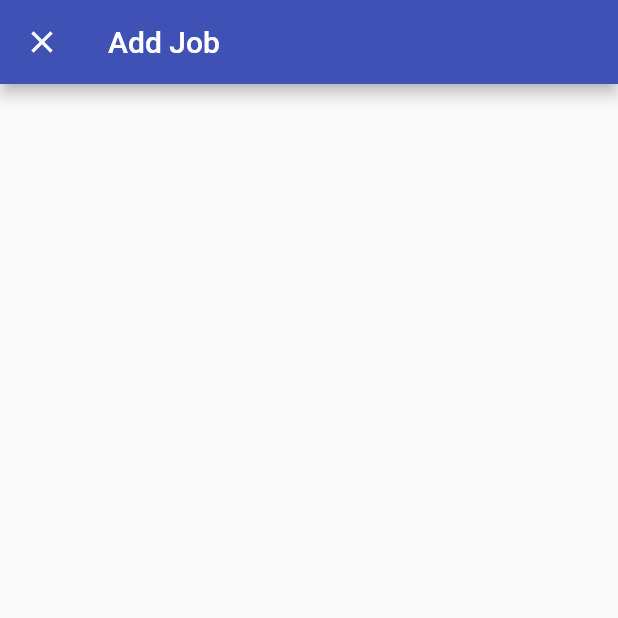
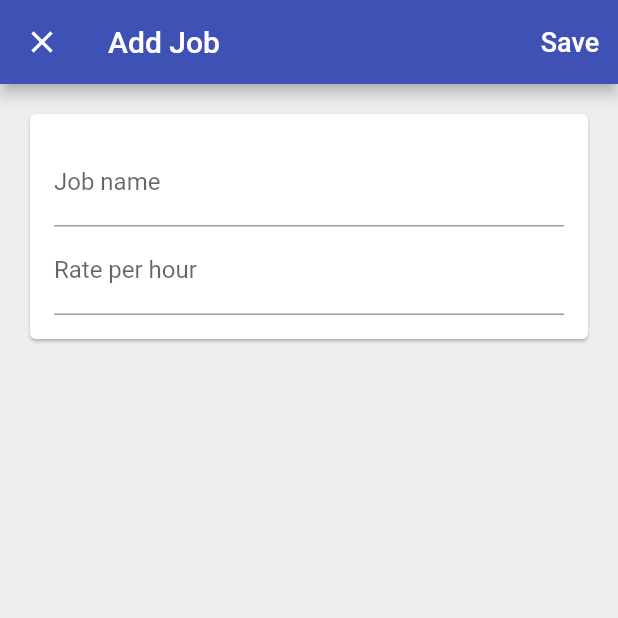
Before and after one commit to tpal-dev/Flutter_iOS_Android_Web_TIME_TRACKER, a Flutter app: the screen it shows once a user with an empty profile is signed in, after a tap on the "add" icon, on a phone screen of 412 x 824 dp, the top half of it. Run offline on Flutter 3.47's test engine with Material 2 defaults, Android fonts, the phone set to English and light mode, and no system bars; our stand-ins replace cloud_firestore, firebase_auth, firebase_core, google_sign_in; missing offline and left inert: flutter_facebook_auth, window_size; accounts and stored records are empty.

Commit message:
refactored add job screen

```diff
--- a/lib/app/home/add_job_page.dart
+++ /dev/null
@@ -1,27 +0,0 @@
-import 'package:flutter/material.dart';
-
-class AddJobPage extends StatefulWidget {
-  static Future<void> show(BuildContext context) async {
-    await Navigator.of(context).push(
-      MaterialPageRoute(
-        builder: (context) => AddJobPage(),
-        fullscreenDialog: true,
-      ),
-    );
-  }
-
-  @override
-  _AddJobPageState createState() => _AddJobPageState();
-}
-
-class _AddJobPageState extends State<AddJobPage> {
-  @override
-  Widget build(BuildContext context) {
-    return Scaffold(
-      appBar: AppBar(
-        title: Text('Add Job'),
-      ),
-      body: Container(),
-    );
-  }
-}
--- /dev/null
+++ b/lib/app/home/jobs/add_job_screen.dart
@@ -0,0 +1,153 @@
+import 'package:cloud_firestore/cloud_firestore.dart';
+import 'package:flutter/material.dart';
+import 'package:provider/provider.dart';
+import 'package:time_tracker_app/app/home/models/job.dart';
+import 'package:time_tracker_app/custom_widgets/show_alert_dialog.dart';
+import 'package:time_tracker_app/custom_widgets/show_exception_alert_dialog.dart';
+import 'package:time_tracker_app/services/database.dart';
+
+class AddJobScreen extends StatefulWidget {
+  const AddJobScreen({Key key, @required this.database}) : super(key: key);
+  final Database database;
+
+  static Future<void> show(BuildContext context) async {
+    final database = Provider.of<Database>(context, listen: false);
+    await Navigator.of(context).push(
+      MaterialPageRoute(
+        builder: (context) => AddJobScreen(database: database),
+        fullscreenDialog: true,
+      ),
+    );
+  }
+
+  @override
+  _AddJobScreenState createState() => _AddJobScreenState();
+}
+
+class _AddJobScreenState extends State<AddJobScreen> {
+  final _formKey = GlobalKey<FormState>();
+  final FocusNode _nameFocusNode = FocusNode();
+  final FocusNode _ratePerHourFocusNode = FocusNode();
+  bool _isLoading = false;
+  String _name;
+  int _ratePerHour;
+
+  @override
+  void dispose() {
+    _nameFocusNode.dispose();
+    _ratePerHourFocusNode.dispose();
+    super.dispose();
+  }
+
+  void _focusOnEditingComplete(FocusNode requestFocus) {
+    FocusScope.of(context).requestFocus(requestFocus);
+  }
+
+  bool _validateAndSaveForm() {
+    final form = _formKey.currentState;
+    if (form.validate()) {
+      form.save();
+      return true;
+    }
+    return false;
+  }
+
+  void _submit() async {
+    if (_validateAndSaveForm()) {
+      try {
+        final jobs = await widget.database.jobStream().first;
+        final allNames = jobs.map((job) => job.name).toList();
+        if (allNames.contains(_name)) {
+          showAlertDialog(
+            context,
+            title: 'Name already used',
+            content: 'Please choose a different job name',
+            defaultActionText: 'OK',
+          );
+        } else {
+          _isLoading = true;
+          final job = Job(name: _name, ratePerHour: _ratePerHour);
+          await widget.database.createJob(job);
+          Navigator.of(context).pop();
+        }
+      } on FirebaseException catch (e) {
+        _isLoading = false;
+        showExceptionAlertDialog(context, exception: e);
+      }
+    }
+  }
+
+  @override
+  Widget build(BuildContext context) {
+    return Scaffold(
+      backgroundColor: Colors.grey.shade200,
+      appBar: AppBar(
+        title: Text('Add Job'),
+        actions: [
+          TextButton(
+            onPressed: _submit,
+            child: Text(
+              'Save',
+              style: TextStyle(
+                fontSize: 18,
+                color: Colors.white,
+              ),
+            ),
+          ),
+        ],
+      ),
+      body: SafeArea(
+        child: _buildContents(),
+      ),
+    );
+  }
+
+  Widget _buildContents() {
+    if (_isLoading) {
+      return Center(
+        child: CircularProgressIndicator(),
+      );
+    } else {
+      return SingleChildScrollView(
+        child: Container(
+          padding: const EdgeInsets.all(16.0),
+          child: Card(
+            child: Padding(
+              padding: const EdgeInsets.all(16.0),
+              child: _buildForm(),
+            ),
+          ),
+        ),
+      );
+    }
+  }
+
+  Widget _buildForm() {
+    return Form(
+      key: _formKey,
+      child: Column(
+        crossAxisAlignment: CrossAxisAlignment.stretch,
+        children: _buildFormChildren(),
+      ),
+    );
+  }
+
+  List<Widget> _buildFormChildren() {
+    return [
+      TextFormField(
+        decoration: InputDecoration(labelText: 'Job name'),
+        validator: (value) => value.isNotEmpty ? null : 'Name can\'t be empty',
+        onSaved: (value) => _name = value,
+        focusNode: _nameFocusNode,
+        onEditingComplete: () => _focusOnEditingComplete(_ratePerHourFocusNode),
+      ),
+      TextFormField(
+        decoration: InputDecoration(labelText: 'Rate per hour'),
+        keyboardType: TextInputType.numberWithOptions(),
+        onSaved: (value) => _ratePerHour = int.tryParse(value) ?? 0,
+        focusNode: _ratePerHourFocusNode,
+        onEditingComplete: _submit,
+      ),
+    ];
+  }
+}
--- a/lib/app/home/jobs/jobs_screen.dart
+++ b/lib/app/home/jobs/jobs_screen.dart
@@ -1,7 +1,8 @@
 import 'package:cloud_firestore/cloud_firestore.dart';
 import 'package:flutter/material.dart';
 import 'package:provider/provider.dart';
-import 'package:time_tracker_app/app/home/add_job_page.dart';
+import 'package:time_tracker_app/app/home/jobs/add_job_screen.dart';
+import 'package:time_tracker_app/app/home/jobs/job_list_file.dart';
 import 'package:time_tracker_app/app/home/models/job.dart';
 import 'package:time_tracker_app/custom_widgets/show_alert_dialog.dart';
 import 'package:time_tracker_app/custom_widgets/show_exception_alert_dialog.dart';
@@ -31,15 +32,6 @@ class JobsScreen extends StatelessWidget {
     }
   }
 
-  void _createJob(BuildContext context) async {
-    try {
-      final database = Provider.of<Database>(context, listen: false);
-      await database.createJob(Job(name: 'Blogging', ratePerHour: 10));
-    } on FirebaseException catch (e) {
-      showExceptionAlertDialog(context, exception: e);
-    }
-  }
-
   @override
   Widget build(BuildContext context) {
     return Scaffold(
@@ -63,7 +55,7 @@ class JobsScreen extends StatelessWidget {
       ),
       floatingActionButton: FloatingActionButton(
         child: Icon(Icons.add),
-        onPressed: () => AddJobPage.show(context),
+        onPressed: () => AddJobScreen.show(context),
       ),
       body: _buildContents(context),
     );
@@ -76,7 +68,12 @@ class JobsScreen extends StatelessWidget {
         builder: (context, snapshot) {
           if (snapshot.hasData) {
             final jobs = snapshot.data;
-            final children = jobs.map((job) => Text(job.name)).toList();
+            final children = jobs
+                .map((job) => JobListTile(
+                      job: job,
+                      onTap: () {},
+                    ))
+                .toList();
             return ListView(children: children);
           }
           if (snapshot.hasError) {
--- a/lib/services/database.dart
+++ b/lib/services/database.dart
@@ -7,6 +7,8 @@ abstract class Database {
   Future<void> createJob(Job job);
   Stream<List<Job>> jobStream();
 }
+
+String documentIdFromCurrentDate() => DateTime.now().toIso8601String();
 
 class FirestoreDatabase implements Database {
   FirestoreDatabase({@required this.uid}) : assert(uid != null);
@@ -19,7 +21,7 @@ class FirestoreDatabase implements Database {
       _service.collectionStream(path: APIPath.jobs(uid: uid), builder: (data) => Job.fromMap(data));
 
   Future<void> createJob(Job job) async => _service.setData(
-        path: APIPath.job(uid: uid, jobId: 'job_abc'),
+        path: APIPath.job(uid: uid, jobId: documentIdFromCurrentDate()),
         data: job.toMap(),
       );
 }
```
Also changed, not shown: lib/app/home/jobs/job_list_file.dart (added, +22 -0 lines).
